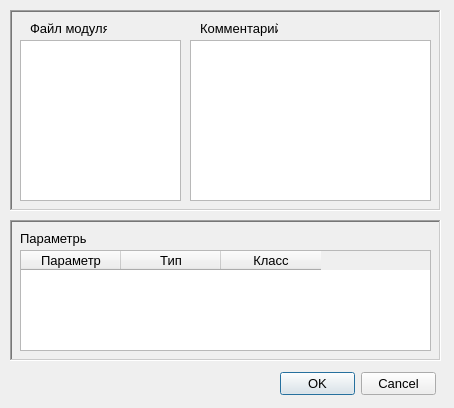
Above: qmoduleregister.ui from graf-abolmasov/PGraph before the change. Below: the same form after it.
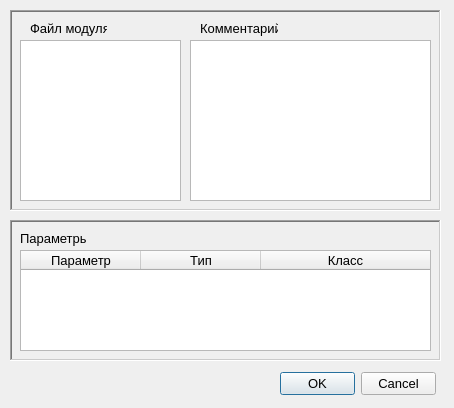
That is the form after the change. Icons and pictures are not drawn.

Diff of the .ui file:
```diff
--- a/qmoduleregister.ui
+++ b/qmoduleregister.ui
@@ -172,6 +172,36 @@
     <property name="selectionBehavior">
      <enum>QAbstractItemView::SelectRows</enum>
     </property>
+    <attribute name="horizontalHeaderCascadingSectionResizes">
+     <bool>true</bool>
+    </attribute>
+    <attribute name="horizontalHeaderDefaultSectionSize">
+     <number>120</number>
+    </attribute>
+    <attribute name="horizontalHeaderHighlightSections">
+     <bool>false</bool>
+    </attribute>
+    <attribute name="horizontalHeaderMinimumSectionSize">
+     <number>40</number>
+    </attribute>
+    <attribute name="horizontalHeaderStretchLastSection">
+     <bool>true</bool>
+    </attribute>
+    <attribute name="horizontalHeaderStretchLastSection">
+     <bool>true</bool>
+    </attribute>
+    <attribute name="horizontalHeaderCascadingSectionResizes">
+     <bool>true</bool>
+    </attribute>
+    <attribute name="horizontalHeaderMinimumSectionSize">
+     <number>40</number>
+    </attribute>
+    <attribute name="horizontalHeaderHighlightSections">
+     <bool>false</bool>
+    </attribute>
+    <attribute name="horizontalHeaderDefaultSectionSize">
+     <number>120</number>
+    </attribute>
     <column>
      <property name="text">
       <string>Параметр</string>
```
Left out of the diff: 12 changed lines with no effect on the pictures.
